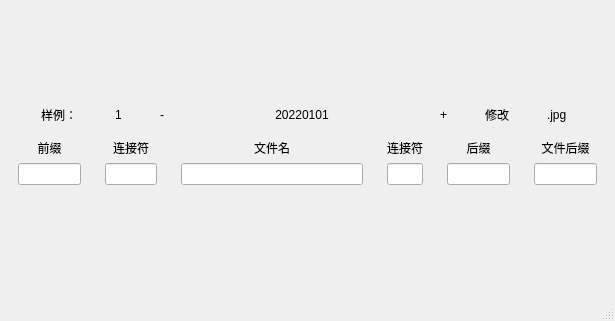
Qt form mainwindow.ui (EricShui/renameTool) before a commit.
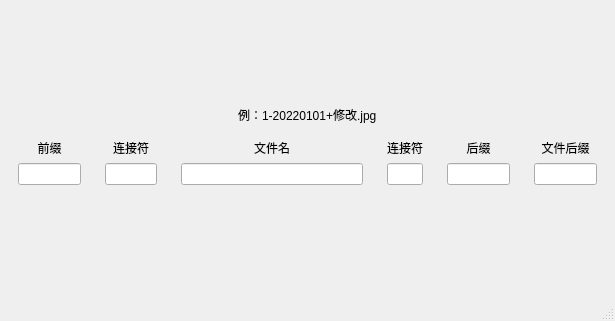
The same form after that commit.

```diff
--- a/mainwindow.ui
+++ b/mainwindow.ui
@@ -30,19 +30,6 @@
     </item>
     <item>
      <layout class="QHBoxLayout" name="horizontalLayout_2">
-      <item>
-       <widget class="QLabel" name="label_2">
-        <property name="sizePolicy">
-         <sizepolicy hsizetype="Fixed" vsizetype="Preferred">
-          <horstretch>0</horstretch>
-          <verstretch>0</verstretch>
-         </sizepolicy>
-        </property>
-        <property name="text">
-         <string>样例：</string>
-        </property>
-       </widget>
-      </item>
       <item>
        <widget class="QLabel" name="label">
         <property name="sizePolicy">
@@ -55,96 +42,7 @@
          <string>前缀（可选）</string>
         </property>
         <property name="text">
-         <string>1</string>
-        </property>
-       </widget>
-      </item>
-      <item>
-       <widget class="QLabel" name="label_3">
-        <property name="sizePolicy">
-         <sizepolicy hsizetype="Fixed" vsizetype="Preferred">
-          <horstretch>0</horstretch>
-          <verstretch>0</verstretch>
-         </sizepolicy>
-        </property>
-        <property name="toolTip">
-         <string>连接符（可选）</string>
-        </property>
-        <property name="text">
-         <string>-</string>
-        </property>
-       </widget>
-      </item>
-      <item>
-       <widget class="QLabel" name="label_5">
-        <property name="sizePolicy">
-         <sizepolicy hsizetype="Fixed" vsizetype="Preferred">
-          <horstretch>0</horstretch>
-          <verstretch>0</verstretch>
-         </sizepolicy>
-        </property>
-        <property name="minimumSize">
-         <size>
-          <width>200</width>
-          <height>0</height>
-         </size>
-        </property>
-        <property name="toolTip">
-         <string>文件名（必填）</string>
-        </property>
-        <property name="text">
-         <string>20220101</string>
-        </property>
-        <property name="alignment">
-         <set>Qt::AlignCenter</set>
-        </property>
-       </widget>
-      </item>
-      <item>
-       <widget class="QLabel" name="label_4">
-        <property name="sizePolicy">
-         <sizepolicy hsizetype="Fixed" vsizetype="Preferred">
-          <horstretch>0</horstretch>
-          <verstretch>0</verstretch>
-         </sizepolicy>
-        </property>
-        <property name="toolTip">
-         <string>后缀连接符（可选）</string>
-        </property>
-        <property name="text">
-         <string>+</string>
-        </property>
-       </widget>
-      </item>
-      <item>
-       <widget class="QLabel" name="label_6">
-        <property name="sizePolicy">
-         <sizepolicy hsizetype="Fixed" vsizetype="Preferred">
-          <horstretch>0</horstretch>
-          <verstretch>0</verstretch>
-         </sizepolicy>
-        </property>
-        <property name="toolTip">
-         <string>后缀（可选）</string>
-        </property>
-        <property name="text">
-         <string>修改</string>
-        </property>
-       </widget>
-      </item>
-      <item>
-       <widget class="QLabel" name="label_13">
-        <property name="sizePolicy">
-         <sizepolicy hsizetype="Fixed" vsizetype="Preferred">
-          <horstretch>0</horstretch>
-          <verstretch>0</verstretch>
-         </sizepolicy>
-        </property>
-        <property name="toolTip">
-         <string>文件扩展名（可选）</string>
-        </property>
-        <property name="text">
-         <string>.jpg</string>
+         <string>例：1-20220101+修改.jpg</string>
         </property>
        </widget>
       </item>
```
Left out of the diff: 18 changed lines with no effect on the pictures.
